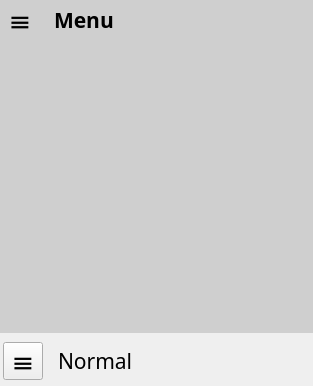
This is template/mainwindow.ui in cmh1027/calculator as Qt 5 draws it before an edit. The edited form follows.
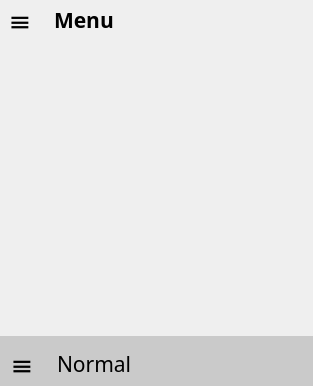
This is the edited form.

Patch:
```diff
--- a/template/mainwindow.ui
+++ b/template/mainwindow.ui
@@ -14,6 +14,9 @@
    <string>Calculator</string>
   </property>
   <widget class="QWidget" name="centralWidget">
+   <property name="styleSheet">
+    <string notr="true">background-color: rgb(202, 202, 202)</string>
+   </property>
    <layout class="QVBoxLayout" name="verticalLayout_2">
     <property name="leftMargin">
      <number>0</number>
@@ -60,7 +63,8 @@
        <item>
         <widget class="QScrollArea" name="scrollArea">
          <property name="styleSheet">
-          <string notr="true">border: none;</string>
+          <string notr="true">border: none;
+background-color: rgb(239, 239, 239);</string>
          </property>
          <property name="widgetResizable">
           <bool>true</bool>
@@ -71,9 +75,15 @@
             <x>0</x>
             <y>0</y>
             <width>313</width>
-            <height>332</height>
+            <height>334</height>
            </rect>
           </property>
+          <property name="minimumSize">
+           <size>
+            <width>200</width>
+            <height>0</height>
+           </size>
+          </property>
           <widget class="QWidget" name="menuTitleWidget" native="true">
            <property name="geometry">
             <rect>
@@ -144,7 +154,7 @@
                </font>
               </property>
               <property name="styleSheet">
-               <string notr="true">selection-background-color: rgb(255, 47, 61)</string>
+               <string notr="true">QToolButton:hover{background-color: rgb(216, 216, 216);}</string>
               </property>
               <property name="text">
                <string>≡</string>
@@ -180,7 +190,7 @@
        <number>0</number>
       </property>
       <property name="leftMargin">
-       <number>0</number>
+       <number>2</number>
       </property>
       <property name="topMargin">
        <number>0</number>
@@ -189,16 +199,22 @@
        <number>0</number>
       </property>
       <property name="bottomMargin">
-       <number>3</number>
+       <number>0</number>
       </property>
       <item>
        <widget class="QWidget" name="titleWidget" native="true">
         <property name="sizePolicy">
-         <sizepolicy hsizetype="Preferred" vsizetype="Fixed">
+         <sizepolicy hsizetype="Fixed" vsizetype="Fixed">
           <horstretch>0</horstretch>
           <verstretch>0</verstretch>
          </sizepolicy>
         </property>
+        <property name="minimumSize">
+         <size>
+          <width>0</width>
+          <height>44</height>
+         </size>
+        </property>
         <property name="maximumSize">
          <size>
           <width>16777215</width>
@@ -210,16 +226,16 @@
           <number>15</number>
          </property>
          <property name="leftMargin">
-          <number>3</number>
+          <number>0</number>
          </property>
          <property name="topMargin">
-          <number>3</number>
+          <number>0</number>
          </property>
          <property name="rightMargin">
-          <number>3</number>
+          <number>0</number>
          </property>
          <property name="bottomMargin">
-          <number>3</number>
+          <number>0</number>
          </property>
          <item>
           <widget class="QToolButton" name="menuButton">
@@ -248,7 +264,8 @@
             </font>
            </property>
            <property name="styleSheet">
-            <string notr="true">selection-background-color: rgb(255, 47, 61)</string>
+            <string notr="true">QToolButton{border: none}
+QToolButton:hover{background-color: rgb(216, 216, 216);}</string>
            </property>
            <property name="text">
             <string>≡</string>
```
